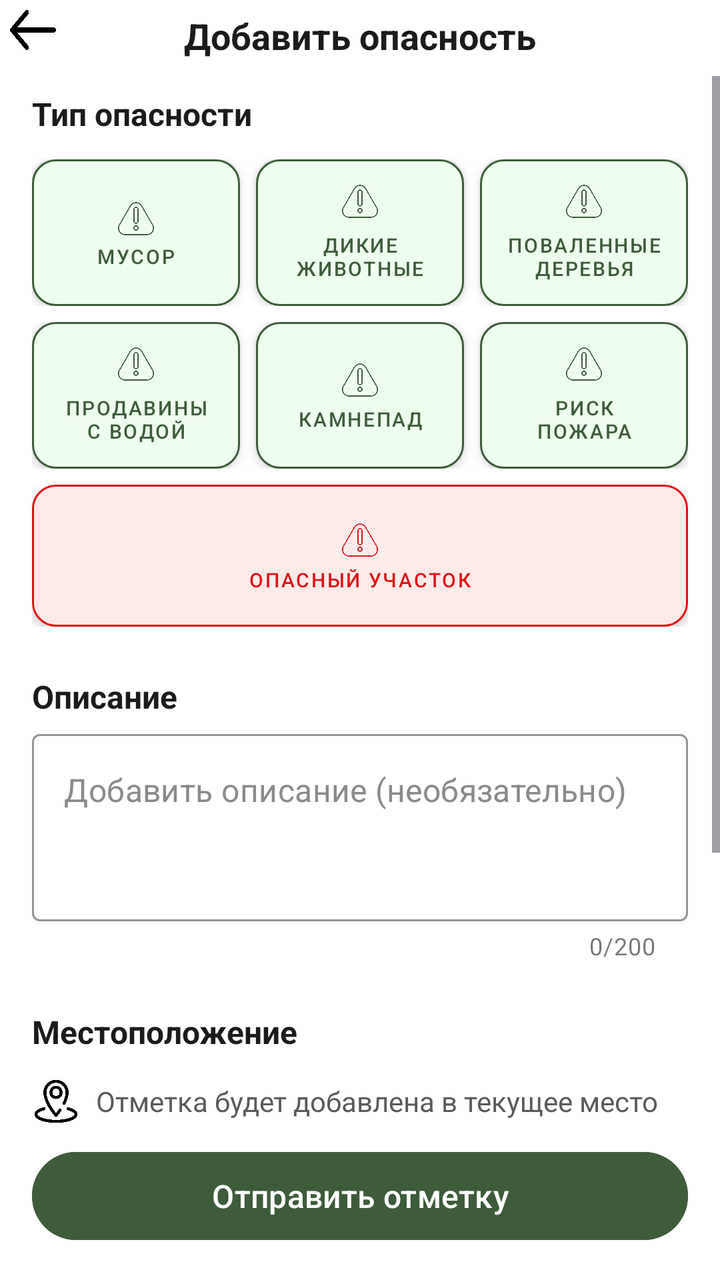
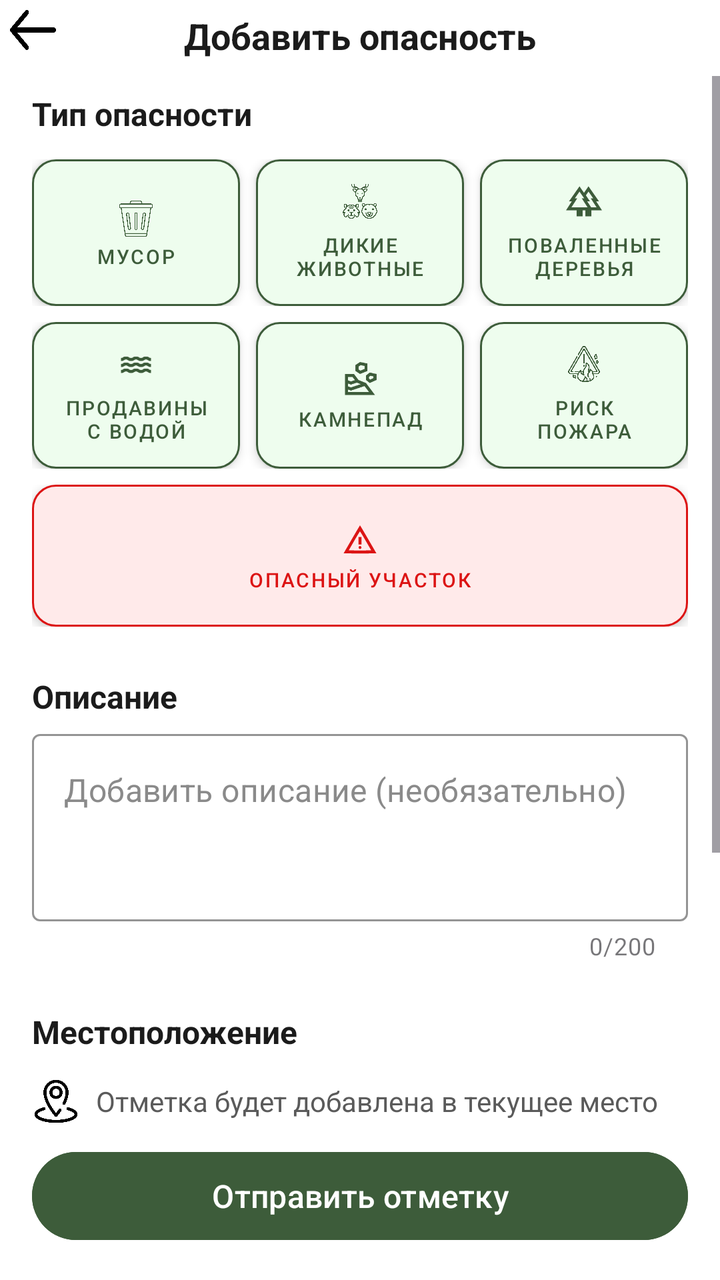

Before-and-after screenshots of an Android layout around one commit, followed by the original layout XML and the change that was made.
<!-- AndroidManifest.xml: application theme Theme.MobileApp -->
<!-- res/layout/activity_hazard.xml -->
<?xml version="1.0" encoding="utf-8"?>
<androidx.constraintlayout.widget.ConstraintLayout xmlns:android="http://schemas.android.com/apk/res/android"
    xmlns:app="http://schemas.android.com/apk/res-auto"
    android:layout_width="match_parent"
    android:layout_height="match_parent"
    android:background="#FFFFFF"
    android:fitsSystemWindows="true">

    
    <ImageButton
        android:id="@+id/btnBack"
        android:layout_width="25dp"
        android:layout_height="30dp"
        android:layout_marginStart="4dp"
        android:background="@drawable/ic_back"
        android:contentDescription="Назад"
        app:layout_constraintStart_toStartOf="parent"
        app:layout_constraintTop_toTopOf="parent" />

    <TextView
        android:id="@+id/tvTitle"
        android:layout_width="wrap_content"
        android:layout_height="wrap_content"
        android:text="Добавить опасность"
        android:textColor="#1B1B1B"
        android:textSize="18sp"
        android:textStyle="bold"
        app:layout_constraintStart_toStartOf="parent"
        app:layout_constraintEnd_toEndOf="parent"
        app:layout_constraintTop_toTopOf="parent"
        app:layout_constraintBottom_toBottomOf="@id/btnBack"
        app:layout_constraintVertical_bias="1.0" />

    <ScrollView
        android:id="@+id/scroll"
        android:layout_width="0dp"
        android:layout_height="0dp"
        android:layout_marginTop="8dp"
        android:fillViewport="true"
        app:layout_constraintBottom_toTopOf="@id/btnSubmit"
        app:layout_constraintEnd_toEndOf="parent"
        app:layout_constraintStart_toStartOf="parent"
        app:layout_constraintTop_toBottomOf="@id/btnBack">

        <LinearLayout
            android:layout_width="match_parent"
            android:layout_height="wrap_content"
            android:orientation="vertical"
            android:paddingHorizontal="16dp"
            android:paddingTop="8dp">

            <TextView
                android:layout_width="wrap_content"
                android:layout_height="wrap_content"
                android:text="Тип опасности"
                android:textColor="#1B1B1B"
                android:textSize="16sp"
                android:textStyle="bold" />

            <LinearLayout
                android:layout_width="match_parent"
                android:layout_height="wrap_content"
                android:layout_marginTop="12dp"
                android:orientation="horizontal">

                <com.google.android.material.button.MaterialButton
                    android:id="@+id/btnHazardGarbage"
                    style="@style/HazardTypeButtonGreen"
                    android:layout_width="0dp"
                    android:layout_height="match_parent"
                    android:layout_marginEnd="8dp"
                    android:layout_weight="1"
                    android:text="Мусор"
                    app:icon="@drawable/ic_hazard" />

                <com.google.android.material.button.MaterialButton
                    android:id="@+id/btnHazardAnimals"
                    style="@style/HazardTypeButtonGreen"
                    android:layout_width="0dp"
                    android:layout_height="match_parent"
                    android:layout_marginEnd="8dp"
                    android:layout_weight="1"
                    android:text="Дикие животные"
                    app:icon="@drawable/ic_hazard" />

                <com.google.android.material.button.MaterialButton
                    android:id="@+id/btnHazardTrees"
                    style="@style/HazardTypeButtonGreen"
                    android:layout_width="0dp"
                    android:layout_height="match_parent"
                    android:layout_weight="1"
                    android:text="Поваленные деревья"
                    app:icon="@drawable/ic_hazard" />
            </LinearLayout>

            <LinearLayout
                android:layout_width="match_parent"
                android:layout_height="wrap_content"
                android:layout_marginTop="8dp"
                android:orientation="horizontal">

                <com.google.android.material.button.MaterialButton
                    android:id="@+id/btnHazardWater"
                    style="@style/HazardTypeButtonGreen"
                    android:layout_width="0dp"
                    android:layout_height="match_parent"
                    android:layout_marginEnd="8dp"
                    android:layout_weight="1"
                    android:text="Продавины с водой"
                    app:icon="@drawable/ic_hazard" />

                <com.google.android.material.button.MaterialButton
                    android:id="@+id/btnHazardRocks"
                    style="@style/HazardTypeButtonGreen"
                    android:layout_width="0dp"
                    android:layout_height="match_parent"
                    android:layout_marginEnd="8dp"
                    android:layout_weight="1"
                    android:text="Камнепад"
                    app:icon="@drawable/ic_hazard" />

                <com.google.android.material.button.MaterialButton
                    android:id="@+id/btnHazardFire"
                    style="@style/HazardTypeButtonGreen"
                    android:layout_width="0dp"
                    android:layout_height="match_parent"
                    android:layout_weight="1"
                    android:text="Риск пожара"
                    app:icon="@drawable/ic_hazard" />
            </LinearLayout>

            <LinearLayout
                android:layout_width="match_parent"
                android:layout_height="71dp"
                android:layout_marginTop="8dp"
                android:orientation="horizontal">

                <com.google.android.material.button.MaterialButton
                    android:id="@+id/btnHazardArea"
                    style="@style/HazardTypeButtonRED"
                    android:layout_width="0dp"
                    android:layout_height="match_parent"
                    android:layout_weight="1"
                    android:text="Опасный участок"
                    app:icon="@drawable/ic_hazard" />

            </LinearLayout>

            <TextView
                android:layout_width="wrap_content"
                android:layout_height="wrap_content"
                android:layout_marginTop="24dp"
                android:text="Описание"
                android:textColor="#1B1B1B"
                android:textSize="16sp"
                android:textStyle="bold" />

            <com.google.android.material.textfield.TextInputLayout
                style="@style/Widget.MaterialComponents.TextInputLayout.OutlinedBox"
                android:layout_width="match_parent"
                android:layout_height="wrap_content"
                android:layout_marginTop="8dp"
                app:boxStrokeColor="#3D5C3A"
                app:counterEnabled="true"
                app:counterMaxLength="200"
                app:hintEnabled="false">

                <com.google.android.material.textfield.TextInputEditText
                    android:id="@+id/etDescription"
                    android:layout_width="match_parent"
                    android:layout_height="wrap_content"
                    android:gravity="top|start"
                    android:hint="Добавить описание (необязательно)"
                    android:inputType="textMultiLine"
                    android:maxLength="200"
                    android:minLines="3"
                    android:textColor="#1B1B1B"
                    android:textColorHint="#8A8A8A" />
            </com.google.android.material.textfield.TextInputLayout>

            <TextView
                android:layout_width="wrap_content"
                android:layout_height="wrap_content"
                android:layout_marginTop="24dp"
                android:text="Местоположение"
                android:textColor="#1B1B1B"
                android:textSize="16sp"
                android:textStyle="bold" />

            <LinearLayout
                android:layout_width="wrap_content"
                android:layout_height="wrap_content"
                android:layout_marginTop="12dp"
                android:gravity="center_vertical"
                android:orientation="horizontal">

                <ImageView
                    android:layout_width="24dp"
                    android:layout_height="24dp"
                    android:contentDescription="Метка"
                    android:background="@drawable/ic_point"
                    app:tint="#3D5C3A" />

                <TextView
                    android:layout_width="wrap_content"
                    android:layout_height="wrap_content"
                    android:layout_marginStart="8dp"
                    android:text="Отметка будет добавлена в текущее место"
                    android:textColor="#5A5A5A"
                    android:textSize="14sp" />

            </LinearLayout>

            <TextView
                android:id="@+id/tvCoordinates"
                android:layout_width="wrap_content"
                android:layout_height="wrap_content"
                android:layout_marginTop="4dp"
                android:textColor="#3D5C3A"
                android:textSize="14sp"
                android:visibility="gone" />

            <com.google.android.material.button.MaterialButton
                android:id="@+id/btnPickOnMap"
                style="@style/Widget.MaterialComponents.Button.OutlinedButton"
                android:layout_width="match_parent"
                android:layout_height="52dp"
                android:layout_marginTop="8dp"
                android:text="Выбрать на карте"
                android:textColor="#3D5C3A"
                app:cornerRadius="12dp"
                app:icon="@drawable/ic_map"
                app:iconGravity="textStart"
                app:iconTint="#3D5C3A"
                app:strokeColor="#3D5C3A"
                app:strokeWidth="1dp" />

            <TextView
                android:layout_width="wrap_content"
                android:layout_height="wrap_content"
                android:layout_marginTop="24dp"
                android:text="Фото опасности (необязательно)"
                android:textColor="#1B1B1B"
                android:textSize="16sp"
                android:textStyle="bold" />

            <LinearLayout
                android:layout_width="wrap_content"
                android:layout_height="wrap_content"
                android:layout_marginTop="12dp"
                android:gravity="center_vertical"
                android:orientation="horizontal">

                <ImageView
                    android:layout_width="24dp"
                    android:layout_height="24dp"
                    android:contentDescription="Фото"
                    android:background="@drawable/ic_image_gallery"
                    app:tint="#3D5C3A" />

                <TextView
                    android:layout_width="wrap_content"
                    android:layout_height="wrap_content"
                    android:layout_marginStart="8dp"
                    android:text="Здесь будет ваше фото опасности"
                    android:textColor="#5A5A5A"
                    android:textSize="14sp" />
            </LinearLayout>

            <com.google.android.material.button.MaterialButton
                android:id="@+id/btnOpenImg"
                style="@style/Widget.MaterialComponents.Button.OutlinedButton"
                android:layout_width="match_parent"
                android:layout_height="52dp"
                android:layout_marginTop="16dp"
                android:text="Добавить фото опасности"
                android:textColor="#3D5C3A"
                app:cornerRadius="12dp"
                app:icon="@drawable/ic_image_gallery"
                app:iconGravity="textStart"
                app:iconTint="#3D5C3A"
                app:strokeColor="#3D5C3A"
                app:strokeWidth="1dp" />
        </LinearLayout>

    </ScrollView>

    <com.google.android.material.button.MaterialButton
        android:id="@+id/btnSubmit"
        android:layout_width="0dp"
        android:layout_height="52dp"
        android:layout_marginHorizontal="16dp"
        android:layout_marginBottom="16dp"
        android:backgroundTint="#3D5C3A"
        android:text="Отправить отметку"
        android:textColor="#FFFFFF"
        android:textSize="16sp"
        app:cornerRadius="26dp"
        app:layout_constraintBottom_toBottomOf="parent"
        app:layout_constraintEnd_toEndOf="parent"
        app:layout_constraintStart_toStartOf="parent" />
</androidx.constraintlayout.widget.ConstraintLayout>
<!-- resources referenced by this layout -->
<resources>
  <!-- drawable ic_back: png bitmap (drawable, 3507 bytes) -->
  <!-- drawable ic_hazard: png bitmap (drawable, 23368 bytes) -->
  <!-- drawable ic_map: png bitmap (drawable, 38558 bytes) -->
  <!-- drawable ic_point: png bitmap (drawable, 17385 bytes) -->
  <style name="HazardTypeButtonGreen" parent="Widget.MaterialComponents.Button.OutlinedButton">
          <item name="android:backgroundTint">@color/hazard_type_bg</item>
          <item name="android:textColor">@color/hazard_type_text</item>
          <item name="android:textSize">10sp</item>
          <item name="android:insetTop">0dp</item>
          <item name="android:insetBottom">0dp</item>
          <item name="android:elevation">3dp</item>
          <item name="android:padding">12dp</item>
          <item name="cornerRadius">12dp</item>
          <item name="strokeColor">@color/hazard_type_stroke</item>
          <item name="strokeWidth">1dp</item>
          <item name="iconGravity">textTop</item>
          <item name="iconPadding">6dp</item>
          <item name="iconTint">@color/hazard_type_icon</item>
      </style>
  <style name="HazardTypeButtonRED" parent="HazardTypeButtonGreen">
          <item name="android:backgroundTint">@color/hazard_type_bg_red</item>
          <item name="android:textColor">@color/hazard_type_text_red</item>
          <item name="iconTint">@color/hazard_type_icon_red</item>
          <item name="strokeColor">@color/hazard_type_stroke_red</item>
      </style>
  <style name="Theme.MobileApp" parent="Base.Theme.MobileApp" />
  <style name="Base.Theme.MobileApp" parent="Theme.Material3.DayNight.NoActionBar">
          
          
      </style>
  <!-- unchanged entries left out for length: 1 -->
</resources>

<!-- the commit's change to res/layout/activity_hazard.xml (unified diff, before → after) -->
@@ -71,7 +71,7 @@
                     android:layout_marginEnd="8dp"
                     android:layout_weight="1"
                     android:text="Мусор"
-                    app:icon="@drawable/ic_hazard" />
+                    app:icon="@drawable/trash" />
 
                 <com.google.android.material.button.MaterialButton
                     android:id="@+id/btnHazardAnimals"
@@ -81,7 +81,7 @@
                     android:layout_marginEnd="8dp"
                     android:layout_weight="1"
                     android:text="Дикие животные"
-                    app:icon="@drawable/ic_hazard" />
+                    app:icon="@drawable/fauna" />
 
                 <com.google.android.material.button.MaterialButton
                     android:id="@+id/btnHazardTrees"
@@ -90,7 +90,7 @@
                     android:layout_height="match_parent"
                     android:layout_weight="1"
                     android:text="Поваленные деревья"
-                    app:icon="@drawable/ic_hazard" />
+                    app:icon="@drawable/forest_outlined" />
             </LinearLayout>
 
             <LinearLayout
@@ -107,7 +107,7 @@
                     android:layout_marginEnd="8dp"
                     android:layout_weight="1"
                     android:text="Продавины с водой"
-                    app:icon="@drawable/ic_hazard" />
+                    app:icon="@drawable/water_outlined" />
 
                 <com.google.android.material.button.MaterialButton
                     android:id="@+id/btnHazardRocks"
@@ -117,7 +117,7 @@
                     android:layout_marginEnd="8dp"
                     android:layout_weight="1"
                     android:text="Камнепад"
-                    app:icon="@drawable/ic_hazard" />
+                    app:icon="@drawable/landslide_outlined" />
 
                 <com.google.android.material.button.MaterialButton
                     android:id="@+id/btnHazardFire"
@@ -126,7 +126,7 @@
                     android:layout_height="match_parent"
                     android:layout_weight="1"
                     android:text="Риск пожара"
-                    app:icon="@drawable/ic_hazard" />
+                    app:icon="@drawable/warning" />
             </LinearLayout>
 
             <LinearLayout
<!-- resource entries referenced after the edit -->
@@ -1,9 +1,43 @@
 <!-- resources referenced by this layout -->
 <resources>
+  <!-- drawable fauna: png bitmap (drawable, 27768 bytes) -->
+  <!-- drawable forest_outlined: png bitmap (drawable, 3128 bytes) -->
   <!-- drawable ic_back: png bitmap (drawable, 3507 bytes) -->
-  <!-- drawable ic_hazard: png bitmap (drawable, 23368 bytes) -->
-  <!-- drawable ic_map: png bitmap (drawable, 38558 bytes) -->
+  <!-- drawable ic_hazard (drawable) -->
+  <vector xmlns:android="http://schemas.android.com/apk/res/android"
+      android:width="30dp"
+      android:height="30dp"
+      android:viewportWidth="96"
+      android:viewportHeight="96">
+    <path
+        android:pathData="M25.9,46.3l-21.6,37.2 21.9,0.3c12,0.1 31.6,0.1 43.7,-0l21.8,-0.3 -21.6,-37.3c-11.8,-20.4 -21.8,-37.2 -22.1,-37.2 -0.3,-0 -10.2,16.8 -22.1,37.3zM63.3,50.2l14.6,25.3 -14.9,0.3c-8.3,0.1 -21.8,0.1 -30,-0l-15,-0.3 14.6,-25.3c8.1,-13.8 15,-25.2 15.3,-25.2 0.4,-0 7.3,11.4 15.4,25.2z"
+        android:fillColor="#C52828"
+        android:strokeColor="#00000000"/>
+    <path
+        android:pathData="M44,50l0,10 4,-0 4,-0 0,-10 0,-10 -4,-0 -4,-0 0,10z"
+        android:fillColor="#C52828"
+        android:strokeColor="#00000000"/>
+    <path
+        android:pathData="M45,65.5c-1.5,1.8 -1,4.5 1.3,5.9 3.4,2.2 7.3,-2.7 4.7,-5.9 -1.6,-1.9 -4.4,-1.9 -6,-0z"
+        android:fillColor="#C52828"
+        android:strokeColor="#00000000"/>
+  </vector>
+  <!-- drawable ic_map (drawable) -->
+  <vector xmlns:android="http://schemas.android.com/apk/res/android"
+      android:width="30dp"
+      android:height="30dp"
+      android:viewportWidth="96"
+      android:viewportHeight="96">
+    <path
+        android:pathData="M24.7,15.8c-5.9,2.1 -11.2,4.4 -11.7,5.2 -0.6,0.9 -1,14.2 -1,30.6 0,25.6 0.2,29.3 1.6,30.5 1.7,1.4 1.7,1.4 17.7,-4.7l4.8,-1.9 11.9,4.2 11.9,4.2 10.6,-3.6c5.8,-1.9 11.2,-4.2 12,-5 1.3,-1.2 1.5,-6.3 1.5,-30.9l0,-29.4 -2.3,-1.1c-1.9,-0.9 -4,-0.4 -11.2,2.5 -4.9,2 -9.6,3.6 -10.5,3.6 -0.9,-0 -6.7,-1.8 -12.9,-4 -6.1,-2.2 -11.3,-4 -11.4,-3.9 -0.1,-0 -5.1,1.7 -11,3.7zM32,45.4l0,23.3 -5.6,2.2c-3.1,1.1 -5.8,2.1 -6,2.1 -0.2,-0 -0.3,-10.6 -0.2,-23.7l0.3,-23.6 5,-1.8c2.8,-1 5.3,-1.8 5.8,-1.8 0.4,-0.1 0.7,10.4 0.7,23.3zM49.3,25.1l6.7,2.4 0,23.3c0,18.3 -0.3,23.3 -1.2,23 -0.7,-0.3 -4.3,-1.5 -8,-2.8l-6.8,-2.4 0,-23.4c0,-18.3 0.3,-23.3 1.3,-23 0.6,0.3 4.2,1.6 8,2.9zM76,46.5l0,23.5 -3.7,1.5c-2,0.9 -4.7,1.8 -6,2.1l-2.3,0.6 0,-23.5 0,-23.4 5.3,-2.1c2.8,-1.1 5.5,-2 6,-2.1 0.4,-0 0.7,10.5 0.7,23.4z"
+        android:fillColor="#395637"
+        android:strokeColor="#00000000"/>
+  </vector>
   <!-- drawable ic_point: png bitmap (drawable, 17385 bytes) -->
+  <!-- drawable landslide_outlined: png bitmap (drawable, 2976 bytes) -->
+  <!-- drawable trash: png bitmap (drawable, 15392 bytes) -->
+  <!-- drawable warning: png bitmap (drawable, 26843 bytes) -->
+  <!-- drawable water_outlined: png bitmap (drawable, 1975 bytes) -->
   <style name="HazardTypeButtonGreen" parent="Widget.MaterialComponents.Button.OutlinedButton">
           <item name="android:backgroundTint">@color/hazard_type_bg</item>
           <item name="android:textColor">@color/hazard_type_text</item>
